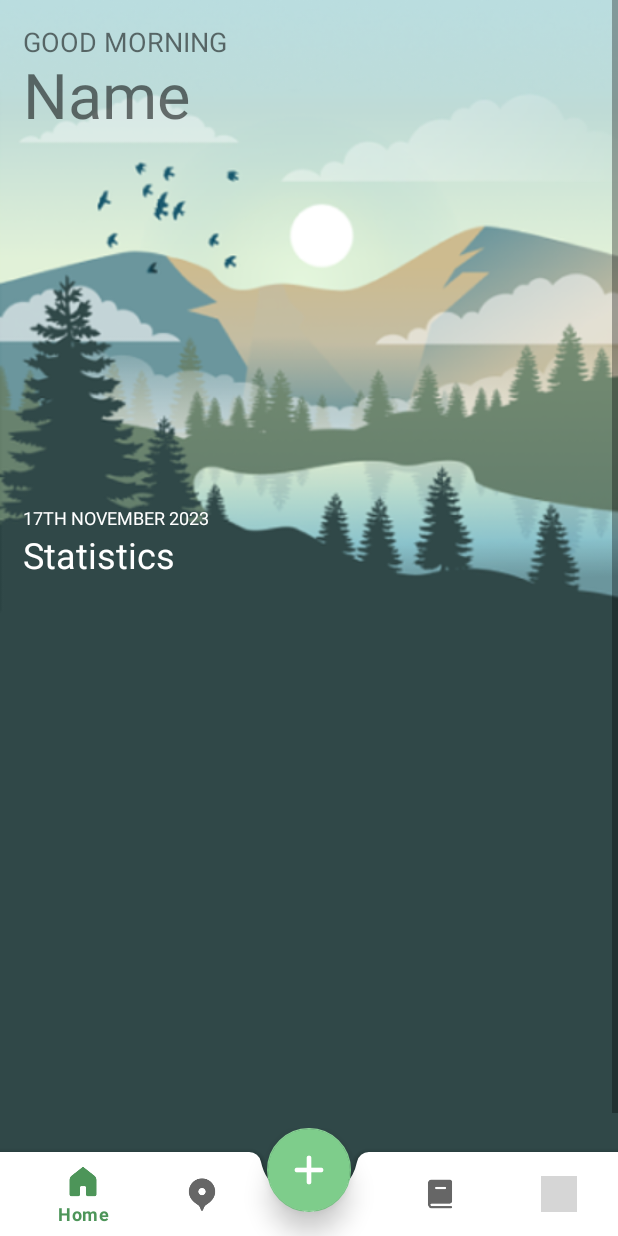
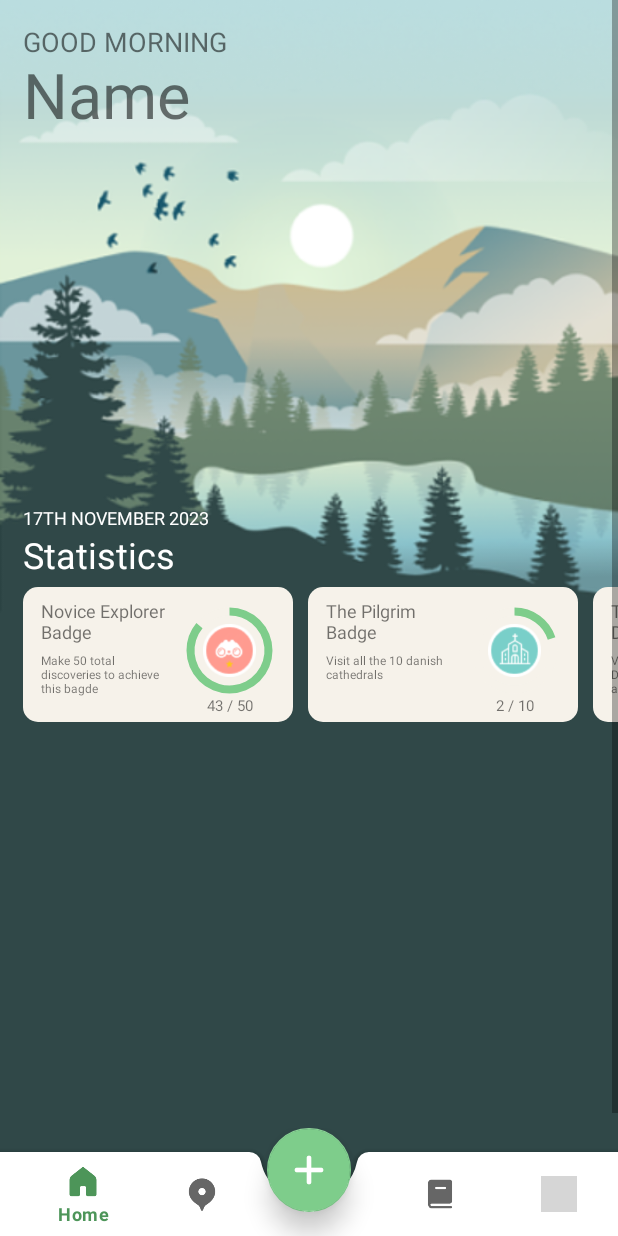
Before and after one commit to kajgaard/AllOurAdventures, an Android app: the HomeFragment screen opened directly, with no data from a screen before it, on a phone screen of 412 x 824 dp. Run offline under Robolectric (Android 15) with nearby library versions, the phone set to English and light mode, and no system bars; our stand-ins replace Firebase (no records; nobody signed in at launch, a user with empty details on screens opened directly), navigation-ui; grey boxes are pictures that could not be loaded.

Commit message:
Fully implemented UI for badges RecyclerView. It does not fetch from the db tho

```diff
--- /dev/null
+++ b/app/src/main/java/com/example/allourtrees/BadgeAdapter.java
@@ -0,0 +1,62 @@
+package com.example.allourtrees;
+
+import android.view.LayoutInflater;
+import android.view.View;
+import android.view.ViewGroup;
+import android.widget.ImageView;
+import android.widget.ProgressBar;
+import android.widget.TextView;
+
+import androidx.annotation.NonNull;
+import androidx.recyclerview.widget.RecyclerView;
+
+import java.util.List;
+
+public class BadgeAdapter extends RecyclerView.Adapter<BadgeAdapter.BadgeViewHolder> {
+
+    private List<BadgeItem> badgeList;
+
+    public BadgeAdapter(List<BadgeItem> badgeList) {
+        this.badgeList = badgeList;
+    }
+
+    @NonNull
+    @Override
+    public BadgeViewHolder onCreateViewHolder(@NonNull ViewGroup parent, int viewType) {
+        View itemView = LayoutInflater.from(parent.getContext()).inflate(R.layout.badge_card, parent, false);
+        return new BadgeViewHolder(itemView);
+    }
+
+    @Override
+    public void onBindViewHolder(@NonNull BadgeViewHolder holder, int position) {
+        BadgeItem badgeItem = badgeList.get(position);
+        holder.badgeTitle.setText(badgeItem.getBadgeName());
+        holder.badgeDescription.setText(badgeItem.getBadgeDescription());
+        holder.badgeIcon.setImageResource(badgeItem.getBadgeIcon());
+        holder.currentProgress.setText(badgeItem.getCurrentProgress()+" / "+badgeItem.getProgressForFull());
+        holder.progressBar.setMax(badgeItem.getProgressForFull());
+        holder.progressBar.setProgress(badgeItem.getCurrentProgress());
+    }
+
+    @Override
+    public int getItemCount() {
+        return badgeList.size();
+    }
+
+    public static class BadgeViewHolder extends RecyclerView.ViewHolder{
+        ImageView badgeIcon;
+        TextView badgeTitle;
+        TextView badgeDescription;
+        TextView currentProgress;
+        ProgressBar progressBar;
+
+        public BadgeViewHolder(@NonNull View itemView) {
+            super(itemView);
+            badgeIcon = itemView.findViewById(R.id.badge_icon_IV);
+            badgeTitle = itemView.findViewById(R.id.badge_title_tv);
+            badgeDescription = itemView.findViewById(R.id.badge_descript_tv);
+            currentProgress = itemView.findViewById(R.id.badge_current_progress);
+            progressBar = itemView.findViewById(R.id.badge_progressBar);
+        }
+    }
+}
--- /dev/null
+++ b/app/src/main/java/com/example/allourtrees/BadgeItem.java
@@ -0,0 +1,37 @@
+package com.example.allourtrees;
+
+public class BadgeItem {
+    private int badgeIcon;
+    private String badgeName;
+    private String badgeDescription;
+    private int currentProgress;
+    private int progressForFull;
+
+    public int getBadgeIcon() {
+        return badgeIcon;
+    }
+
+    public String getBadgeName() {
+        return badgeName;
+    }
+
+    public String getBadgeDescription() {
+        return badgeDescription;
+    }
+
+    public int getCurrentProgress() {
+        return currentProgress;
+    }
+
+    public int getProgressForFull() {
+        return progressForFull;
+    }
+
+    public BadgeItem(int badgeIcon, String badgeName, String badgeDescription, int currentProgress, int progressForFull) {
+        this.badgeIcon = badgeIcon;
+        this.badgeName = badgeName;
+        this.badgeDescription = badgeDescription;
+        this.currentProgress = currentProgress;
+        this.progressForFull = progressForFull;
+    }
+}
--- a/app/src/main/java/com/example/allourtrees/ui/home/HomeFragment.java
+++ b/app/src/main/java/com/example/allourtrees/ui/home/HomeFragment.java
@@ -13,8 +13,13 @@ import androidx.annotation.NonNull;
 import androidx.annotation.Nullable;
 import androidx.fragment.app.Fragment;
 import androidx.lifecycle.ViewModelProvider;
+import androidx.recyclerview.widget.LinearLayoutManager;
+import androidx.recyclerview.widget.RecyclerView;
 
+import com.example.allourtrees.BadgeAdapter;
+import com.example.allourtrees.BadgeItem;
 import com.example.allourtrees.MainActivity;
+import com.example.allourtrees.R;
 import com.example.allourtrees.UserDataController;
 import com.example.allourtrees.databinding.FragmentHomeBinding;
 import com.google.android.gms.tasks.OnCompleteListener;
@@ -24,6 +29,8 @@ import com.google.firebase.firestore.DocumentReference;
 import com.google.firebase.firestore.DocumentSnapshot;
 import com.google.firebase.firestore.FirebaseFirestore;
 
+import java.util.ArrayList;
+import java.util.List;
 import java.util.Map;
 import java.util.concurrent.TimeUnit;
 
@@ -37,28 +44,57 @@ public class HomeFragment extends Fragment {
     String userName;
     String userID;
 
-    MainActivity activity;
+    //////////////////////////////////
 
+    private List<BadgeItem> badgeList;
+    private RecyclerView badgeRecyclerView;
+    private BadgeAdapter badgeAdapter;
 
+    public HomeFragment(){
+        //Required empty constructor (idfk)
+    }
 
     public View onCreateView(@NonNull LayoutInflater inflater,
                              ViewGroup container, Bundle savedInstanceState) {
-        HomeViewModel homeViewModel =
-                new ViewModelProvider(this).get(HomeViewModel.class);
 
-        binding = FragmentHomeBinding.inflate(inflater, container, false);
-        View root = binding.getRoot();
-        //homeViewModel.getText().observe(getViewLifecycleOwner(), textView::setText);
+        //binding = FragmentHomeBinding.inflate(inflater, container, false);
+        //View root = binding.getRoot();
 
-        textView  = binding.nameOfUserTV;
 
         db = FirebaseFirestore.getInstance();
         mAuth = FirebaseAuth.getInstance();
         userID = mAuth.getCurrentUser().getUid();
 
+
+
+        //////////////////////////////////////////////////////////
+        View rootView = inflater.inflate(R.layout.fragment_home, container, false);
+
+        textView = rootView.findViewById(R.id.name_of_user_TV);
+
+        badgeList = genreateBadgeItems();
+
+        badgeRecyclerView = rootView.findViewById(R.id.badges_recyclerview);
+        LinearLayoutManager layoutManager
+                = new LinearLayoutManager(getActivity(), LinearLayoutManager.HORIZONTAL, false);
+        badgeRecyclerView.setLayoutManager(layoutManager);
+        badgeAdapter = new BadgeAdapter(badgeList);
+        badgeRecyclerView.setAdapter(badgeAdapter);
+
+
         updateData();
 
-        return root;
+        return rootView;
+
+        //return root;
+    }
+
+    private List<BadgeItem> genreateBadgeItems(){
+        List<BadgeItem> badgeItems = new ArrayList<>();
+        badgeItems.add(new BadgeItem(R.drawable.novice_explorer_badge,"Novice Explorer Badge","Make 50 total discoveries to achieve this bagde",43,50));
+        badgeItems.add(new BadgeItem(R.drawable.church_badge,"The Pilgrim Badge","Visit all the 10 danish cathedrals",2,10));
+        badgeItems.add(new BadgeItem(R.drawable.troll_badge,"The Trolls of Denmark Badge","Visit all the trolls in Denmark made by the artist Thomas Dambo",7,26));
+        return badgeItems;
     }
 
     public void updateData(){
--- /dev/null
+++ b/app/src/main/res/drawable/custom_progress.xml
@@ -0,0 +1,21 @@
+<?xml version="1.0" encoding="utf-8"?>
+<layer-list xmlns:android="http://schemas.android.com/apk/res/android">
+
+    <item android:id="@android:id/background">
+        <shape android:shape="ring"
+            android:thickness="5dp"
+            android:useLevel="false">
+
+            <solid android:color="#F6F2EA"/>
+        </shape>
+    </item>
+
+    <item android:id="@android:id/progress">
+        <shape android:shape="ring"
+            android:thickness="5dp"
+            android:useLevel="true">
+
+            <solid android:color="@color/green"/>
+        </shape>
+    </item>
+</layer-list>
--- a/app/src/main/res/layout/badge_card.xml
+++ b/app/src/main/res/layout/badge_card.xml
@@ -4,21 +4,23 @@
     xmlns:tools="http://schemas.android.com/tools"
     android:layout_width="180dp"
     android:layout_height="90dp"
-    android:background="@drawable/badge_card_background">
+    android:background="@drawable/badge_card_background"
+    android:layout_marginEnd="10dp">
 
 
     <ProgressBar
-        android:id="@+id/progressBar"
+        android:id="@+id/badge_progressBar"
         style="?android:attr/progressBarStyle"
-        android:layout_width="72dp"
-        android:layout_height="0dp"
+        android:layout_width="70dp"
+        android:layout_height="70dp"
         android:layout_marginTop="5dp"
         android:layout_marginEnd="5dp"
-        android:layout_marginBottom="5dp"
-        app:layout_constraintBottom_toBottomOf="parent"
+        android:indeterminateOnly="false"
+        android:progress="70"
+        android:rotation="270"
+        android:progressDrawable="@drawable/custom_progress"
         app:layout_constraintEnd_toEndOf="parent"
-        app:layout_constraintTop_toTopOf="parent"
-        android:progress="80"/>
+        app:layout_constraintTop_toTopOf="parent" />
 
     <TextView
         android:id="@+id/badge_title_tv"
@@ -27,8 +29,9 @@
         android:layout_marginStart="10dp"
         android:layout_marginTop="5dp"
         android:layout_marginEnd="5dp"
-        android:text="Badge title"
-        app:layout_constraintEnd_toStartOf="@+id/progressBar"
+        android:text="Novice Explorer Badge"
+        android:textSize="12sp"
+        app:layout_constraintEnd_toStartOf="@+id/badge_progressBar"
         app:layout_constraintStart_toStartOf="parent"
         app:layout_constraintTop_toTopOf="parent" />
 
@@ -40,28 +43,28 @@
         android:layout_marginEnd="5dp"
         android:text="The is the badge description that might just be a few lines long"
         android:textSize="8sp"
-        app:layout_constraintEnd_toStartOf="@+id/progressBar"
+        app:layout_constraintEnd_toStartOf="@+id/badge_progressBar"
         app:layout_constraintStart_toStartOf="@+id/badge_title_tv"
         app:layout_constraintTop_toBottomOf="@+id/badge_title_tv" />
 
     <TextView
-        android:id="@+id/textView3"
+        android:id="@+id/badge_current_progress"
         android:layout_width="wrap_content"
         android:layout_height="wrap_content"
-        android:layout_marginTop="-8dp"
+        android:layout_marginTop="-5dp"
         android:text="43/50"
         android:textSize="10sp"
-        app:layout_constraintEnd_toEndOf="@+id/progressBar"
-        app:layout_constraintStart_toStartOf="@+id/progressBar"
-        app:layout_constraintTop_toBottomOf="@+id/progressBar" />
+        app:layout_constraintEnd_toEndOf="@+id/badge_progressBar"
+        app:layout_constraintStart_toStartOf="@+id/badge_progressBar"
+        app:layout_constraintTop_toBottomOf="@+id/badge_progressBar" />
 
     <ImageView
-        android:id="@+id/imageView2"
+        android:id="@+id/badge_icon_IV"
         android:layout_width="35dp"
         android:layout_height="35dp"
-        app:layout_constraintBottom_toBottomOf="@+id/progressBar"
-        app:layout_constraintEnd_toEndOf="@+id/progressBar"
-        app:layout_constraintStart_toStartOf="@+id/progressBar"
-        app:layout_constraintTop_toTopOf="@+id/progressBar"
+        app:layout_constraintBottom_toBottomOf="@+id/badge_progressBar"
+        app:layout_constraintEnd_toEndOf="@+id/badge_progressBar"
+        app:layout_constraintStart_toStartOf="@+id/badge_progressBar"
+        app:layout_constraintTop_toTopOf="@+id/badge_progressBar"
         app:srcCompat="@drawable/novice_explorer_badge" />
 </androidx.constraintlayout.widget.ConstraintLayout>
```
Also changed, not shown: app/src/main/res/drawable/church_badge.png (added), app/src/main/res/drawable/troll_badge.png (added).
